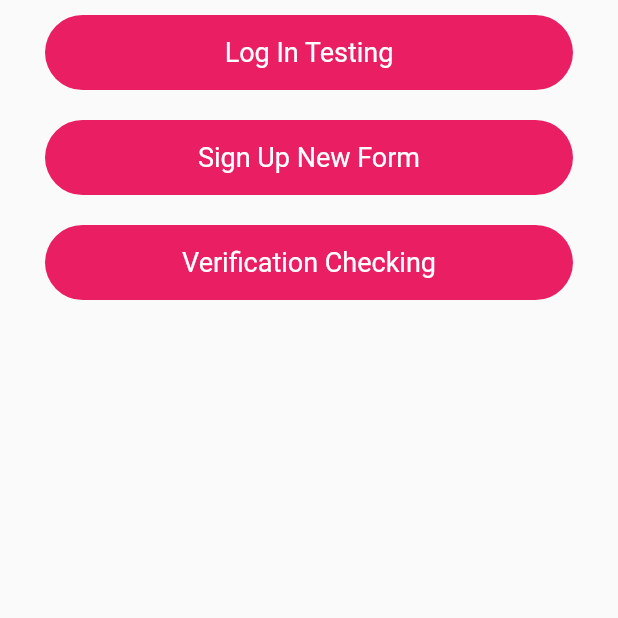
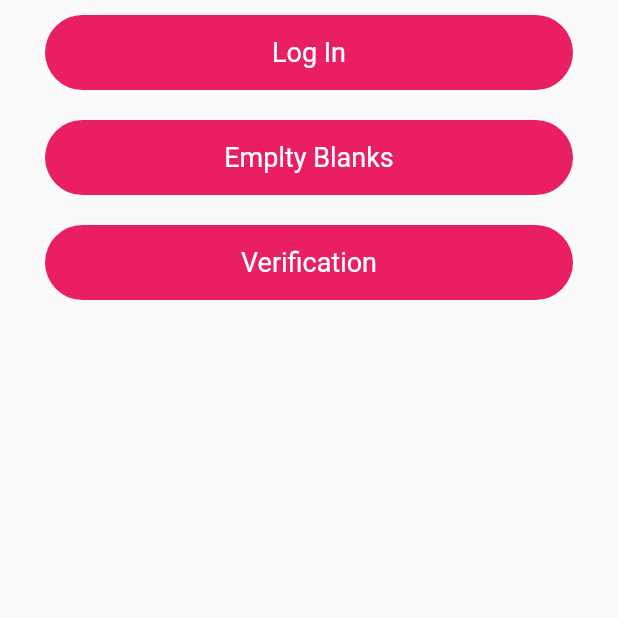
Before and after one commit to atik-sabuj/easy_calculator, a Flutter app: the screen it shows after launch, on a phone screen of 412 x 824 dp, the top half of it. Run offline on Flutter 3.47's test engine with Material 2 defaults, Android fonts, the phone set to English and light mode, and no system bars.

Commit message:
passing argument to constructor

```diff
--- a/lib/home_page.dart
+++ b/lib/home_page.dart
@@ -18,9 +18,9 @@ class _HomePageState extends State<HomePage> {
           padding: const EdgeInsets.symmetric(horizontal: 30),
           child: Column(
             children: [
-              MyButton(title: 'Log In', subtitle: ' Testing',),
-              MyButton(title: 'Sign Up',subtitle: ' New Form',),
-              MyButton(title: 'Verification',subtitle: ' Checking',),
+              MyButton(title: 'Log In',),
+              MyButton(),
+              MyButton(title: 'Verification',),
 
               //SizedBox(height: 20,),
 
@@ -33,8 +33,8 @@ class _HomePageState extends State<HomePage> {
 }
 
 class MyButton extends StatelessWidget {
-  final String title, subtitle;
-  const MyButton({Key? key, required this.title,required this.subtitle}) : super(key: key);
+  final String title;
+  const MyButton({Key? key, this.title = 'Emplty Blanks'}) : super(key: key);
 
   @override
   Widget build(BuildContext context) {
@@ -46,7 +46,7 @@ class MyButton extends StatelessWidget {
           color: Colors.pink,
           borderRadius: BorderRadius.circular(50),
         ),
-        child: Center(child: Text(title + subtitle, style: headingTextStyle3,)),
+        child: Center(child: Text(title, style: headingTextStyle3,)),
       ),
     );
   }
```
